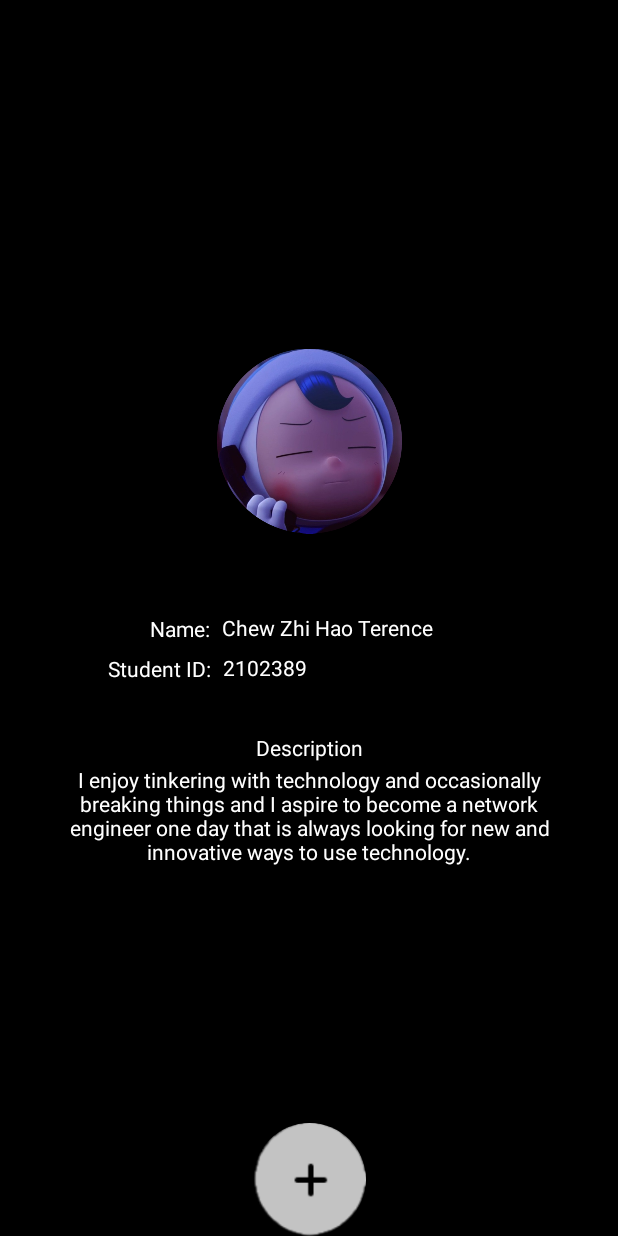
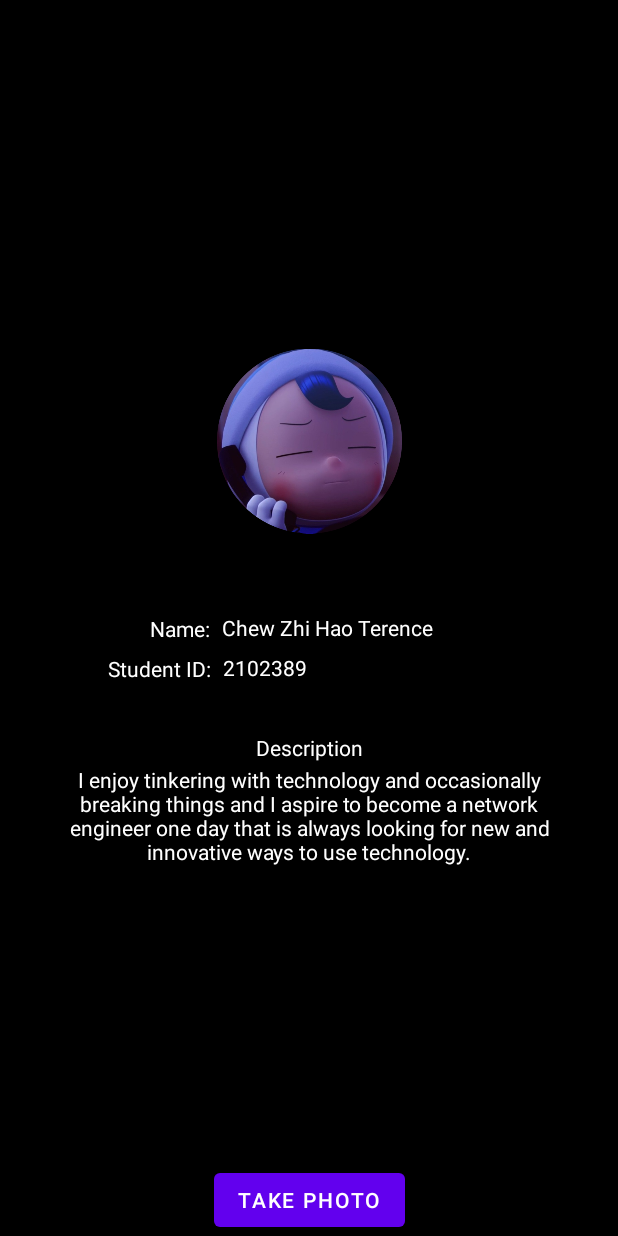
Before and after one commit to JoshuaNg1910/ICT2207_BrickingBad, an Android app: the terenceActivity screen opened directly, with no data from a screen before it, on a phone screen of 412 x 824 dp. Run offline under Robolectric (Android 15) with nearby library versions, the phone set to English and light mode, and no system bars.

Commit message:
Fixed image saving into gallery

```diff
--- a/app/src/main/res/layout/activity_terence.xml
+++ b/app/src/main/res/layout/activity_terence.xml
@@ -85,15 +85,13 @@
         app:layout_constraintLeft_toLeftOf="parent"
         app:layout_constraintRight_toRightOf="parent" />
 
-
-    <de.hdodenhof.circleimageview.CircleImageView
-        android:id="@+id/TakePhoto"
-        android:layout_width="75dp"
-        android:layout_height="75dp"
-        android:src="@drawable/registerdp"
-        app:layout_constraintEnd_toEndOf="parent"
-        app:layout_constraintStart_toStartOf="parent"
-        tools:layout_editor_absoluteY="665dp"
+    <Button
+        android:id="@+id/TakePhoto1"
+        android:layout_width="wrap_content"
+        android:layout_height="wrap_content"
+        android:text="Take Photo"
+        tools:layout_editor_absoluteX="161dp"
+        tools:layout_editor_absoluteY="718dp"
         app:layout_constraintBottom_toBottomOf="parent"
         app:layout_constraintLeft_toLeftOf="parent"
         app:layout_constraintRight_toRightOf="parent" />
--- a/app/src/main/res/xml/file_paths.xml
+++ b/app/src/main/res/xml/file_paths.xml
@@ -1,4 +1,5 @@
 <?xml version="1.0" encoding="utf-8"?>
 <paths xmlns:android="http://schemas.android.com/apk/res/android">
-    <external-files-path name="my_images" path="Pictures" />
+<!--<external-path name="external_files" path="."/>-->
+<external-path name="external_files" path="/"/>
 </paths>
```
Also changed, not shown: app/src/main/AndroidManifest.xml (+12 -0 lines), app/src/main/java/com/example/project/terenceActivity.java (+52 -54 lines).
